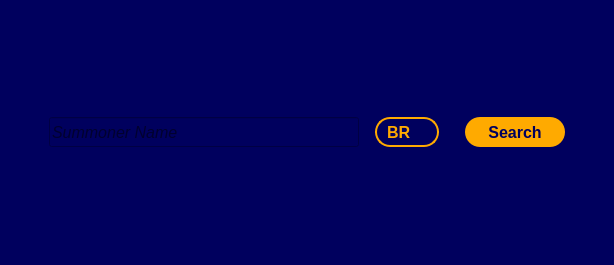
YannikSahl/TFT-Analyzer, file mainwindow.ui: the form before one commit.
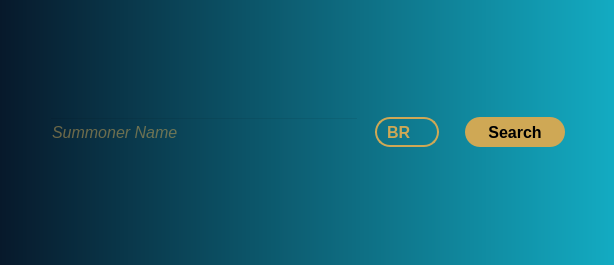
The form after the commit. Icons and pictures are not drawn.

```diff
--- a/mainwindow.ui
+++ b/mainwindow.ui
@@ -27,7 +27,10 @@
    <double>1.000000000000000</double>
   </property>
   <property name="autoFillBackground">
-   <bool>true</bool>
+   <bool>false</bool>
+  </property>
+  <property name="styleSheet">
+   <string notr="true">background-color: qlineargradient(spread:pad, x1:0, y1:0, x2:1, y2:0, stop:0 rgba(7, 25, 43, 255), stop:1 rgba(19, 171, 194, 255));</string>
   </property>
   <property name="iconSize">
    <size>
@@ -60,7 +63,8 @@
     <cursorShape>ArrowCursor</cursorShape>
    </property>
    <property name="styleSheet">
-    <string notr="true">QWidget{background: rgb(0, 0, 94)}</string>
+    <string notr="true">background-color: transparent;
+color: rgb(207, 168, 85);</string>
    </property>
    <layout class="QGridLayout" name="gridLayout">
     <item row="1" column="2">
@@ -106,8 +110,8 @@
       </property>
       <property name="styleSheet">
        <string notr="true">QPushButton{
-	background-color: rgb(255, 170, 0);
-	color: rgb(0, 0, 94);
+	background-color: rgb(207, 168, 85);
+	color: black;
 	border-radius: 15px;
 }
 
@@ -161,10 +165,8 @@
       </property>
       <property name="styleSheet">
        <string notr="true">QComboBox{
-	background-color: rgb(0, 0, 94);
-	color: rgb(255, 170, 0);
 	border: 2px solid;
-	border-color: rgb(255, 170, 0);
+	border-color: rgb(207, 168, 85);
 	border-radius: 15px;
 
 	padding-left: 10px;
@@ -178,14 +180,12 @@
 
 QComboBox::drop-down {
 	width: 0px;
-	color: rgb(255, 170, 0);
-
-	
+	color: rgb(255, 170, 0);	
 }
 </string>
       </property>
       <property name="currentText">
-       <string>EUW</string>
+       <string>BR</string>
       </property>
       <property name="iconSize">
        <size>
```
Left out of the diff: 13 changed lines with no effect on the pictures.
